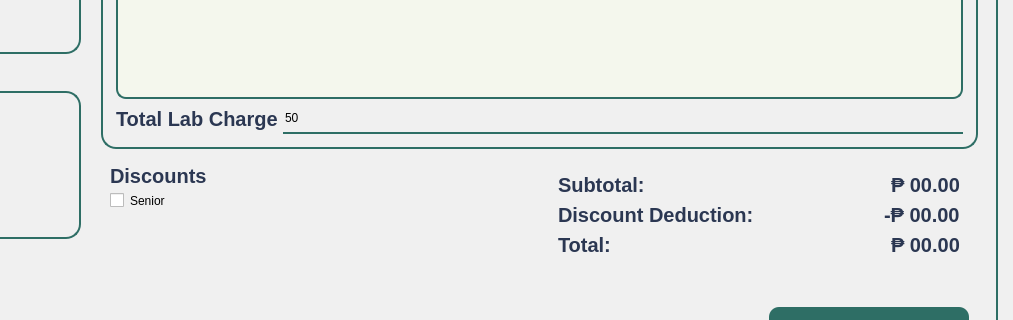
The window that Views/Staff_ViewTransaction.ui (VinsmokeSanji69/COVACHA_CLINIC_SYSTEM) describes before a commit, drawn with Qt 5; both pictures show x 254 to 1267 and y 361 to 681 of the 1267 by 845 pixel window.
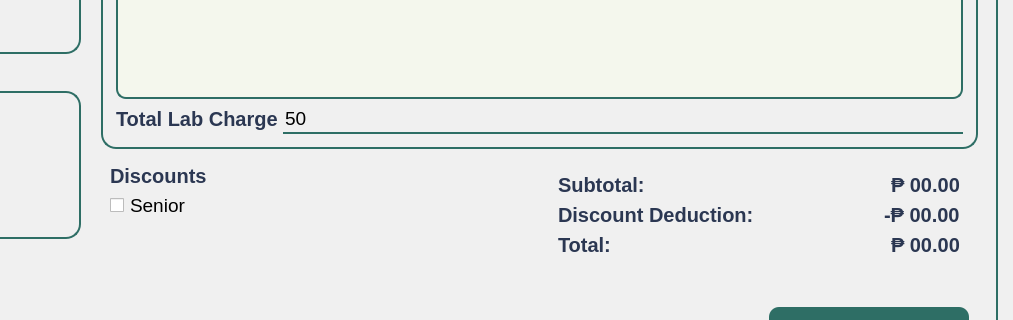
The same window after the commit. Icons and pictures are not drawn.

The edit to the form file:
```diff
--- a/Views/Staff_ViewTransaction.ui
+++ b/Views/Staff_ViewTransaction.ui
@@ -1237,6 +1237,7 @@
 	background-color: transparent;
 	border-bottom: 2px solid #2E6E65;
 	font: 900 14pt &quot;Satoshi Black&quot;;
+font-size: 19px;
 }</string>
                            </property>
                            <property name="text">
@@ -1301,6 +1302,11 @@
                          </item>
                          <item>
                           <widget class="QCheckBox" name="SeniorCheckBox">
+                           <property name="styleSheet">
+                            <string notr="true">QCheckBox {
+font-size: 19px;
+}</string>
+                           </property>
                            <property name="text">
                             <string>Senior</string>
                            </property>
```
Left out of the diff: 2 changed lines with no effect on the pictures.
